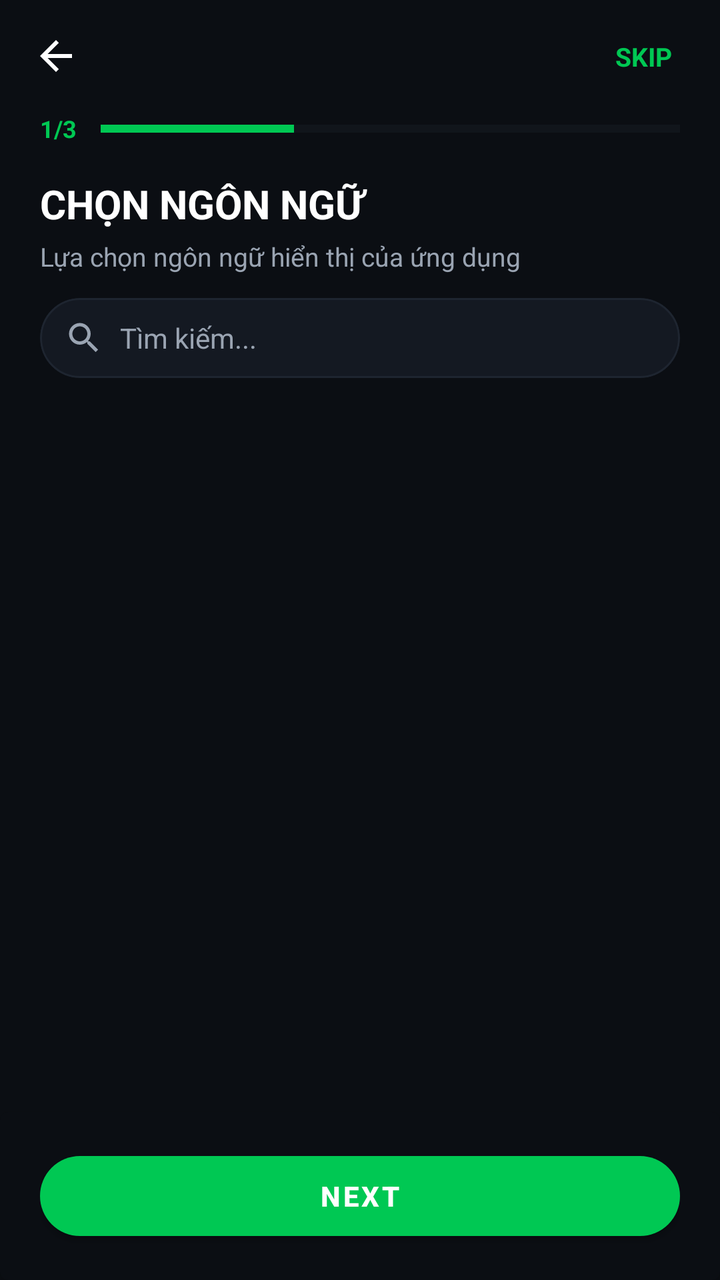
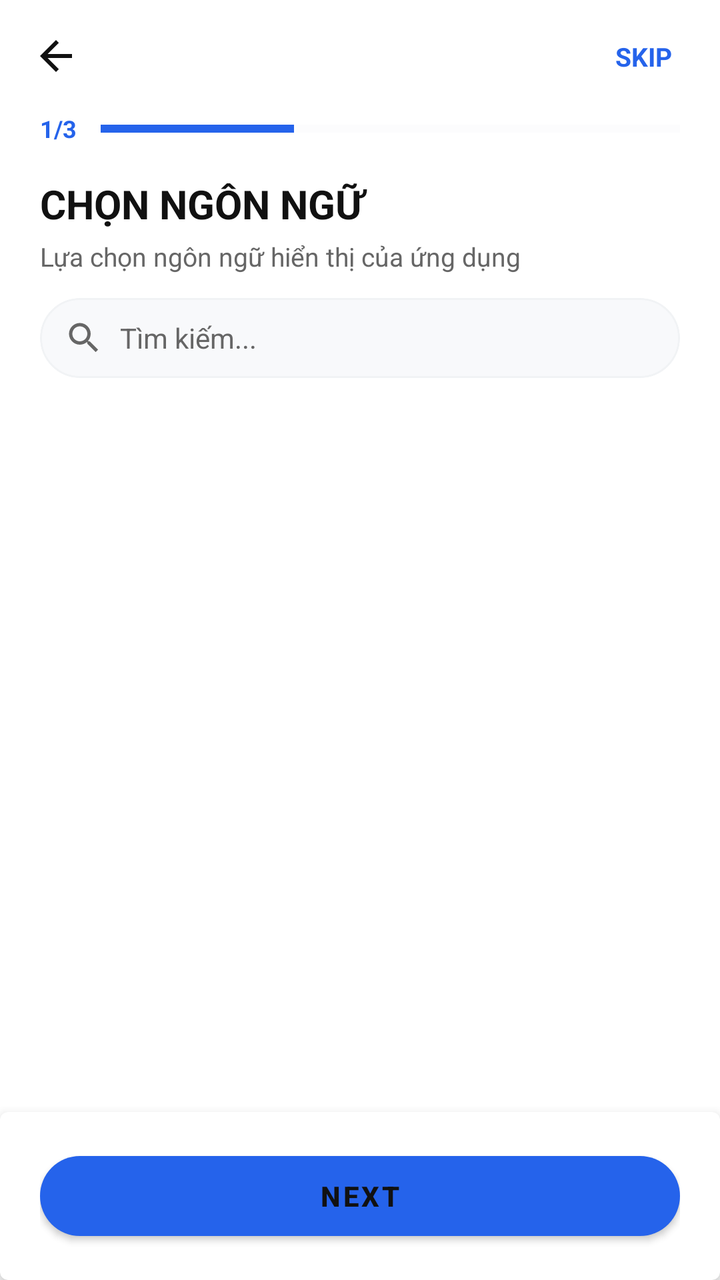

An Android layout rendered at two revisions. The XML below is the earlier revision; the diff shows what the commit changed to produce the second picture.
<!-- AndroidManifest.xml: application theme Theme.MyApplication -->
<!-- res/layout/activity_onboarding.xml -->
<?xml version="1.0" encoding="utf-8"?>
<androidx.constraintlayout.widget.ConstraintLayout xmlns:android="http://schemas.android.com/apk/res/android"
    xmlns:app="http://schemas.android.com/apk/res-auto"
    xmlns:tools="http://tools.android.com/apk/res-auto"
    android:layout_width="match_parent"
    android:layout_height="match_parent"
    android:background="@color/bg_dark">

    
    <androidx.constraintlayout.widget.ConstraintLayout
        android:id="@+id/clHeader"
        android:layout_width="match_parent"
        android:layout_height="56dp"
        app:layout_constraintTop_toTopOf="parent">

        <ImageView
            android:id="@+id/btnBack"
            android:layout_width="40dp"
            android:layout_height="40dp"
            android:layout_marginStart="8dp"
            android:contentDescription="Quay lại"
            android:padding="8dp"
            android:src="@drawable/ic_back"
            app:layout_constraintBottom_toBottomOf="parent"
            app:layout_constraintStart_toStartOf="parent"
            app:layout_constraintTop_toTopOf="parent"
            app:tint="@color/text_white" />

        <TextView
            android:id="@+id/btnSkip"
            android:layout_width="wrap_content"
            android:layout_height="wrap_content"
            android:layout_marginEnd="16dp"
            android:text="@string/intro_skip"
            android:textColor="@color/accent_green"
            android:textSize="13sp"
            android:textStyle="bold"
            android:padding="8dp"
            android:clickable="true"
            android:focusable="true"
            android:foreground="?attr/selectableItemBackground"
            app:layout_constraintBottom_toBottomOf="parent"
            app:layout_constraintEnd_toEndOf="parent"
            app:layout_constraintTop_toTopOf="parent" />

    </androidx.constraintlayout.widget.ConstraintLayout>

    
    <androidx.constraintlayout.widget.ConstraintLayout
        android:id="@+id/clProgressContainer"
        android:layout_width="match_parent"
        android:layout_height="wrap_content"
        android:layout_marginHorizontal="20dp"
        app:layout_constraintTop_toBottomOf="@id/clHeader">

        <TextView
            android:id="@+id/tvStepProgress"
            android:layout_width="wrap_content"
            android:layout_height="wrap_content"
            android:text="1/3"
            android:textColor="@color/accent_green"
            android:textSize="12sp"
            android:textStyle="bold"
            app:layout_constraintTop_toTopOf="parent"
            app:layout_constraintStart_toStartOf="parent" />

        <ProgressBar
            android:id="@+id/progressBarSteps"
            style="?android:attr/progressBarStyleHorizontal"
            android:layout_width="0dp"
            android:layout_height="4dp"
            android:layout_marginStart="12dp"
            android:max="3"
            android:progress="1"
            android:progressBackgroundTint="@color/divider_dark"
            android:progressTint="@color/accent_green"
            app:layout_constraintBottom_toBottomOf="@id/tvStepProgress"
            app:layout_constraintEnd_toEndOf="parent"
            app:layout_constraintStart_toEndOf="@id/tvStepProgress"
            app:layout_constraintTop_toTopOf="@id/tvStepProgress" />

    </androidx.constraintlayout.widget.ConstraintLayout>

    
    <TextView
        android:id="@+id/tvTitle"
        android:layout_width="match_parent"
        android:layout_height="wrap_content"
        android:layout_marginTop="16dp"
        android:layout_marginHorizontal="20dp"
        android:text="CHỌN NGÔN NGỮ"
        android:textColor="@color/text_white"
        android:textSize="20sp"
        android:textStyle="bold"
        app:layout_constraintTop_toBottomOf="@id/clProgressContainer" />

    <TextView
        android:id="@+id/tvSubtitle"
        android:layout_width="match_parent"
        android:layout_height="wrap_content"
        android:layout_marginTop="4dp"
        android:layout_marginHorizontal="20dp"
        android:text="Lựa chọn ngôn ngữ hiển thị của ứng dụng"
        android:textColor="@color/text_muted"
        android:textSize="13sp"
        app:layout_constraintTop_toBottomOf="@id/tvTitle" />

    
    <com.google.android.material.card.MaterialCardView
        android:id="@+id/cvSearchInput"
        android:layout_width="match_parent"
        android:layout_height="40dp"
        android:layout_marginTop="12dp"
        android:layout_marginHorizontal="20dp"
        app:cardBackgroundColor="@color/card_dark"
        app:cardCornerRadius="20dp"
        app:cardElevation="0dp"
        app:strokeColor="@color/divider_dark"
        app:strokeWidth="1dp"
        app:layout_constraintTop_toBottomOf="@id/tvSubtitle">

        <androidx.constraintlayout.widget.ConstraintLayout
            android:layout_width="match_parent"
            android:layout_height="match_parent">

            <ImageView
                android:id="@+id/ivSearchIconSmall"
                android:layout_width="20dp"
                android:layout_height="20dp"
                android:layout_marginStart="12dp"
                android:contentDescription="Search Icon"
                android:src="@drawable/ic_search"
                app:layout_constraintBottom_toBottomOf="parent"
                app:layout_constraintStart_toStartOf="parent"
                app:layout_constraintTop_toTopOf="parent"
                app:tint="@color/text_muted" />

            <EditText
                android:id="@+id/etSearch"
                android:layout_width="0dp"
                android:layout_height="match_parent"
                android:layout_marginStart="8dp"
                android:layout_marginEnd="8dp"
                android:background="@android:color/transparent"
                android:hint="Tìm kiếm..."
                android:imeOptions="actionSearch"
                android:inputType="text"
                android:maxLines="1"
                android:textColor="@color/text_white"
                android:textColorHint="@color/text_muted"
                android:textSize="14sp"
                app:layout_constraintBottom_toBottomOf="parent"
                app:layout_constraintEnd_toStartOf="@+id/btnClear"
                app:layout_constraintStart_toEndOf="@id/ivSearchIconSmall"
                app:layout_constraintTop_toTopOf="parent" />

            <ImageView
                android:id="@+id/btnClear"
                android:layout_width="28dp"
                android:layout_height="28dp"
                android:layout_marginEnd="8dp"
                android:contentDescription="Xoá tìm kiếm"
                android:padding="6dp"
                android:src="@android:drawable/ic_menu_close_clear_cancel"
                android:visibility="gone"
                app:layout_constraintBottom_toBottomOf="parent"
                app:layout_constraintEnd_toEndOf="parent"
                app:layout_constraintTop_toTopOf="parent"
                app:tint="@color/text_muted" />

        </androidx.constraintlayout.widget.ConstraintLayout>

    </com.google.android.material.card.MaterialCardView>

    
    <androidx.recyclerview.widget.RecyclerView
        android:id="@+id/rvOnboardingList"
        android:layout_width="match_parent"
        android:layout_height="0dp"
        android:layout_marginTop="16dp"
        android:clipToPadding="false"
        android:paddingBottom="96dp"
        app:layout_constraintBottom_toBottomOf="parent"
        app:layout_constraintTop_toBottomOf="@id/cvSearchInput" />

    
    <LinearLayout
        android:id="@+id/emptyStateLayout"
        android:layout_width="match_parent"
        android:layout_height="0dp"
        android:gravity="center"
        android:orientation="vertical"
        android:visibility="gone"
        app:layout_constraintBottom_toBottomOf="parent"
        app:layout_constraintTop_toBottomOf="@id/cvSearchInput">

        <ImageView
            android:layout_width="48dp"
            android:layout_height="48dp"
            android:src="@drawable/ic_search"
            app:tint="@color/text_muted" />

        <TextView
            android:layout_width="wrap_content"
            android:layout_height="wrap_content"
            android:layout_marginTop="8dp"
            android:text="@string/intro_no_results"
            android:textColor="@color/text_muted"
            android:textSize="13sp" />
    </LinearLayout>

    
    <com.google.android.material.card.MaterialCardView
        android:id="@+id/cvFooter"
        android:layout_width="match_parent"
        android:layout_height="wrap_content"
        app:cardBackgroundColor="@color/bg_dark"
        app:cardElevation="8dp"
        app:strokeWidth="0dp"
        app:layout_constraintBottom_toBottomOf="parent">

        <LinearLayout
            android:layout_width="match_parent"
            android:layout_height="wrap_content"
            android:orientation="vertical"
            android:paddingHorizontal="20dp"
            android:paddingVertical="16dp">

            <com.google.android.material.button.MaterialButton
                android:id="@+id/btnNext"
                android:layout_width="match_parent"
                android:layout_height="52dp"
                android:text="@string/intro_next"
                android:textColor="@color/text_white"
                android:textSize="14sp"
                android:textStyle="bold"
                app:backgroundTint="@color/accent_green"
                app:cornerRadius="26dp" />

        </LinearLayout>

    </com.google.android.material.card.MaterialCardView>

</androidx.constraintlayout.widget.ConstraintLayout>
<!-- resources referenced by this layout -->
<resources>
  <color name="accent_green">#00C853</color>
  <color name="bg_dark">#0B0E13</color>
  <color name="card_dark">#141922</color>
  <color name="divider_dark">#1E2530</color>
  <color name="text_muted">#9AA4B2</color>
  <color name="text_white">#FFFFFF</color>
  <!-- drawable ic_back (drawable) -->
  <vector xmlns:android="http://schemas.android.com/apk/res/android"
      android:width="24dp"
      android:height="24dp"
      android:viewportWidth="24"
      android:viewportHeight="24">
    <path
        android:fillColor="#FFFFFFFF"
        android:pathData="M20,11H7.83l5.59,-5.59L12,4l-8,8 8,8 1.41,-1.41L7.83,13H20v-2z"/>
  </vector>
  <!-- drawable ic_search (drawable) -->
  <vector xmlns:android="http://schemas.android.com/apk/res/android"
      android:width="24dp"
      android:height="24dp"
      android:viewportWidth="24"
      android:viewportHeight="24">
    <path
        android:fillColor="#FFFFFFFF"
        android:pathData="M15.5,14h-0.79l-0.28,-0.27C15.41,12.59 16,11.11 16,9.5 16,5.91 13.09,3 9.5,3S3,5.91 3,9.5 5.91,16 9.5,16c1.61,0 3.09,-0.59 4.23,-1.57l0.27,0.28v0.79l5,4.99L20.49,19l-4.99,-5zM9.5,14C7.01,14 5,11.99 5,9.5S7.01,5 9.5,5 14,7.01 14,9.5 11.99,14 9.5,14z"/>
  </vector>
  <string name="intro_next">Next</string>
  <string name="intro_no_results">No results found</string>
  <string name="intro_skip">SKIP</string>
  <style name="Theme.MyApplication" parent="Theme.MaterialComponents.NoActionBar">
          
          <item name="colorPrimary">@color/accent_green</item>
          <item name="colorPrimaryVariant">@color/bg_dark</item>
          <item name="colorOnPrimary">@color/white</item>
          
          <item name="colorSecondary">@color/accent_green_secondary</item>
          <item name="colorSecondaryVariant">@color/accent_green</item>
          <item name="colorOnSecondary">@color/black</item>
          
          <item name="android:statusBarColor">@color/bg_dark</item>
          <item name="android:windowBackground">@color/bg_dark</item>
          <item name="android:navigationBarColor">@color/bg_dark</item>
          
          <item name="android:textColor">@color/text_white</item>
          <item name="android:textColorSecondary">@color/text_muted</item>
      </style>
  <color name="white">#FFFFFFFF</color>
  <color name="accent_green_secondary">#00E676</color>
  <color name="black">#FF000000</color>
</resources>

<!-- the commit's change to res/layout/activity_onboarding.xml (unified diff, before → after) -->
@@ -4,7 +4,7 @@
     xmlns:tools="http://tools.android.com/apk/res-auto"
     android:layout_width="match_parent"
     android:layout_height="match_parent"
-    android:background="@color/bg_dark">
+    android:background="@color/bg_light">
 
     
     <androidx.constraintlayout.widget.ConstraintLayout
@@ -214,7 +214,7 @@
         android:id="@+id/cvFooter"
         android:layout_width="match_parent"
         android:layout_height="wrap_content"
-        app:cardBackgroundColor="@color/bg_dark"
+        app:cardBackgroundColor="@color/bg_light"
         app:cardElevation="8dp"
         app:strokeWidth="0dp"
         app:layout_constraintBottom_toBottomOf="parent">
<!-- resource entries referenced after the edit -->
@@ -1,11 +1,11 @@
 <!-- resources referenced by this layout -->
 <resources>
-  <color name="accent_green">#00C853</color>
-  <color name="bg_dark">#0B0E13</color>
-  <color name="card_dark">#141922</color>
-  <color name="divider_dark">#1E2530</color>
-  <color name="text_muted">#9AA4B2</color>
-  <color name="text_white">#FFFFFF</color>
+  <color name="accent_green">@color/primaryBlue</color>
+  <color name="bg_light">@color/background</color>
+  <color name="card_dark">@color/surface</color>
+  <color name="divider_dark">@color/divider</color>
+  <color name="text_muted">@color/textSecondary</color>
+  <color name="text_white">@color/textPrimary</color>
   <!-- drawable ic_back (drawable) -->
   <vector xmlns:android="http://schemas.android.com/apk/res/android"
       android:width="24dp"
@@ -29,25 +29,38 @@
   <string name="intro_next">Next</string>
   <string name="intro_no_results">No results found</string>
   <string name="intro_skip">SKIP</string>
-  <style name="Theme.MyApplication" parent="Theme.MaterialComponents.NoActionBar">
+  <style name="Theme.MyApplication" parent="Theme.MaterialComponents.Light.NoActionBar">
           
           <item name="colorPrimary">@color/accent_green</item>
-          <item name="colorPrimaryVariant">@color/bg_dark</item>
+          <item name="colorPrimaryVariant">@color/white</item>
           <item name="colorOnPrimary">@color/white</item>
+          
           
           <item name="colorSecondary">@color/accent_green_secondary</item>
           <item name="colorSecondaryVariant">@color/accent_green</item>
-          <item name="colorOnSecondary">@color/black</item>
+          <item name="colorOnSecondary">@color/white</item>
           
-          <item name="android:statusBarColor">@color/bg_dark</item>
-          <item name="android:windowBackground">@color/bg_dark</item>
-          <item name="android:navigationBarColor">@color/bg_dark</item>
+          
+          <item name="android:statusBarColor">@color/white</item>
+          <item name="android:windowBackground">@color/white</item>
+          <item name="android:navigationBarColor">@color/white</item>
+          
+          
+          <item name="android:windowLightStatusBar">true</item>
+          <item name="android:windowLightNavigationBar" tools:targetApi="o_mr1">true</item>
+          
           
           <item name="android:textColor">@color/text_white</item>
           <item name="android:textColorSecondary">@color/text_muted</item>
       </style>
+  <color name="primaryBlue">#2563EB</color>
+  <color name="background">#FFFFFF</color>
+  <color name="surface">#F8F9FB</color>
+  <color name="divider">#F1F3F5</color>
+  <color name="textSecondary">#666666</color>
+  <color name="textPrimary">#111111</color>
   <color name="white">#FFFFFFFF</color>
-  <color name="accent_green_secondary">#00E676</color>
-  <color name="black">#FF000000</color>
+  <color name="accent_green_secondary">@color/accentBlue</color>
+  <color name="accentBlue">#3B82F6</color>
 </resources>
 
